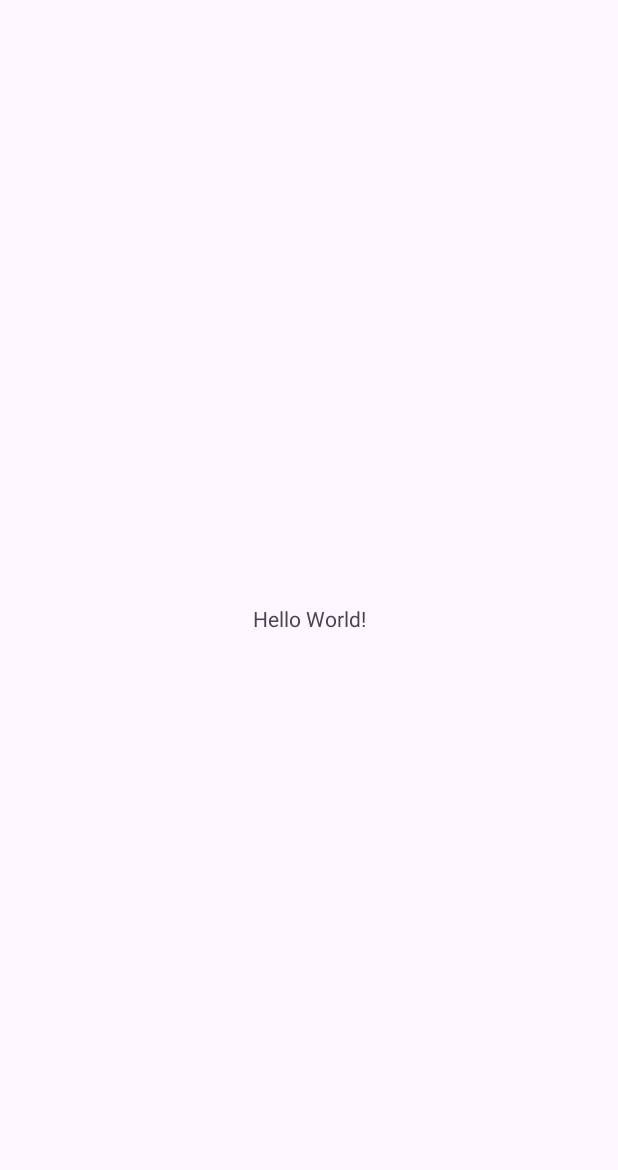
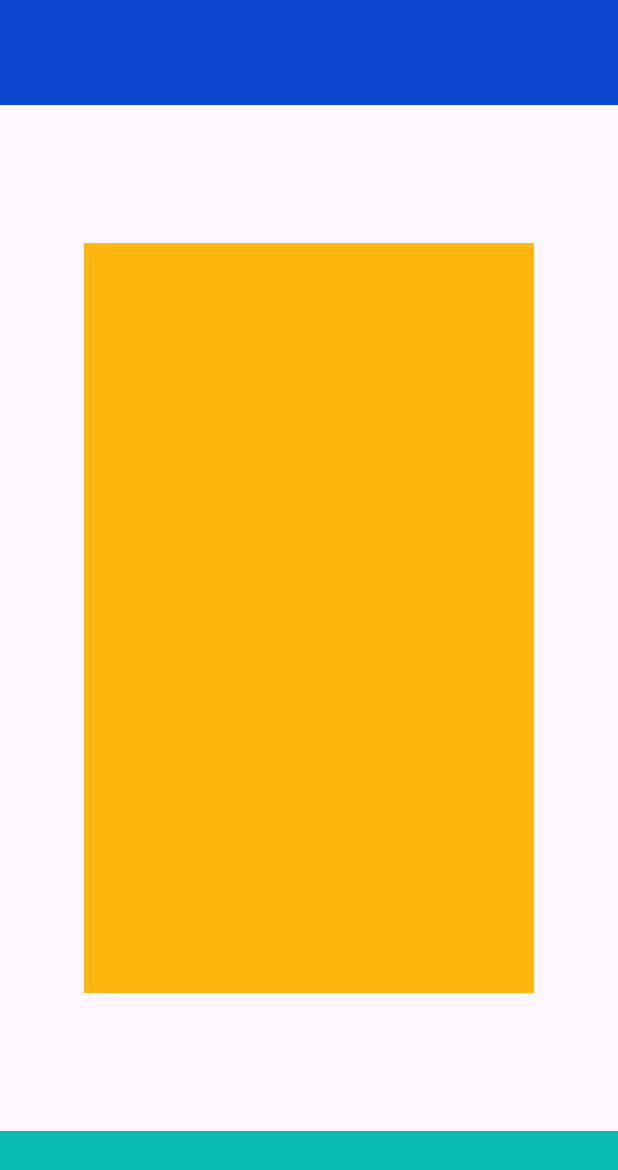
Before and after one commit to Inyoshina-Alena/My-Movies, an Android app: the screen it shows after launch (MainActivity), on a phone screen of 412 x 824 dp. Before the commit the part shown is almost empty. Shown: the top 1170 px of the screen. Run offline under Robolectric (Android 15) with nearby library versions, the phone set to English and light mode, and no system bars.

Commit message:
Containers are placed for filling with content

```diff
--- a/app/src/main/res/layout/activity_main.xml
+++ b/app/src/main/res/layout/activity_main.xml
@@ -7,13 +7,30 @@
     android:layout_height="match_parent"
     tools:context=".MainActivity">
 
-    <TextView
-        android:layout_width="wrap_content"
-        android:layout_height="wrap_content"
-        android:text="Hello World!"
-        app:layout_constraintBottom_toBottomOf="parent"
+    <LinearLayout
+        android:id="@+id/menu"
+        android:layout_width="300dp"
+        android:layout_height="500dp"
+        android:gravity="center"
+        android:orientation="vertical"
+        android:background="#ffb70f"
+        app:layout_constraintStart_toStartOf="parent"
         app:layout_constraintEnd_toEndOf="parent"
-        app:layout_constraintStart_toStartOf="parent"
-        app:layout_constraintTop_toTopOf="parent" />
+        app:layout_constraintTop_toBottomOf="@id/top_menu"
+        app:layout_constraintBottom_toTopOf="@id/bottom_menu"/>
+
+    <FrameLayout
+        android:id="@+id/bottom_menu"
+        android:layout_width="match_parent"
+        android:layout_height="70dp"
+        android:background="#0ABAB5"
+        app:layout_constraintBottom_toBottomOf="parent"/>
+
+    <FrameLayout
+        android:id="@+id/top_menu"
+        android:layout_width="match_parent"
+        android:layout_height="70dp"
+        android:background="#0a46cd"
+        app:layout_constraintTop_toTopOf="parent"/>
 
 </androidx.constraintlayout.widget.ConstraintLayout>
```
